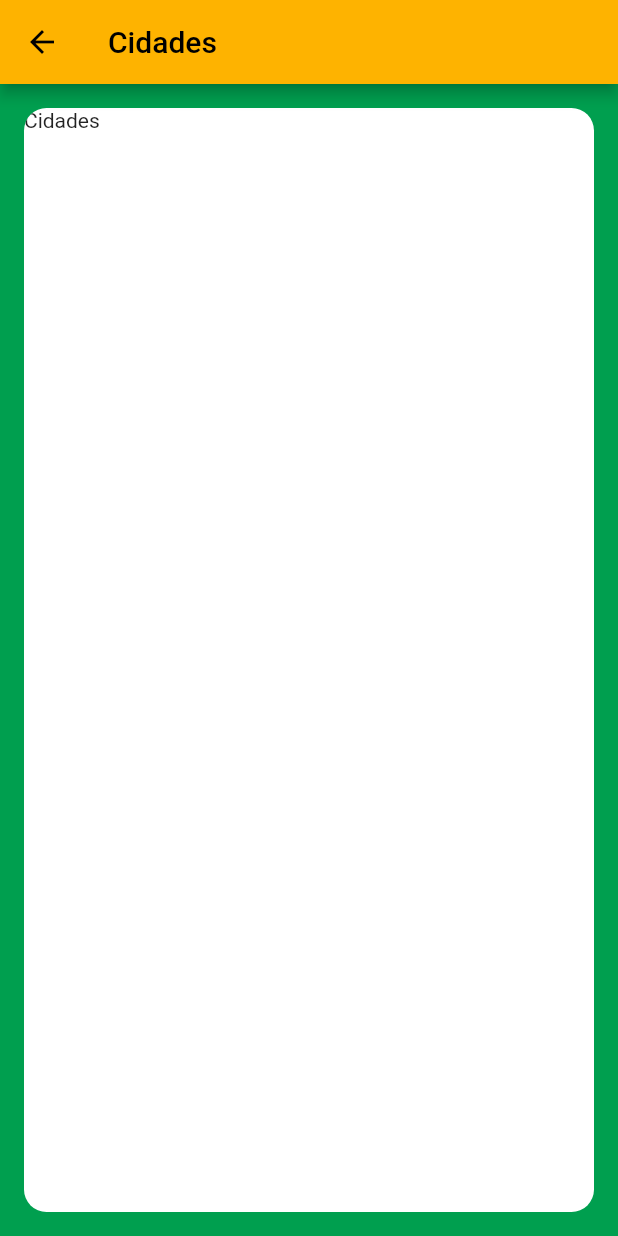
After one commit to nadapps/eleicoes2020, a Flutter app: the States screen opened directly, after a tap on "Acre", on a phone screen of 412 x 824 dp. The commit adds this screen. Run offline on Flutter 3.47's test engine with Material 2 defaults, Android fonts, the light colour scheme and no system bars; network calls fail.

Commit message:
Insert tap in states list item

```diff
--- a/lib/components/Card.dart
+++ b/lib/components/Card.dart
@@ -5,5 +5,8 @@ class Card extends Container {
       : super(
             decoration: BoxDecoration(
                 color: Colors.white, borderRadius: BorderRadius.circular(15)),
-            child: child);
+            child: ClipRRect(
+              child: child,
+              borderRadius: BorderRadius.circular(15),
+            ));
 }
--- a/lib/components/Root.dart
+++ b/lib/components/Root.dart
@@ -1,8 +1,10 @@
 import 'package:flutter/material.dart';
 
 class Root extends Container {
-  Root({Widget child})
+  Root(BuildContext context, {Widget child})
       : super(
+            width: MediaQuery.of(context).size.width,
+            height: MediaQuery.of(context).size.height,
             color: const Color(0xff009F4F),
             child: child,
             padding: EdgeInsets.all(16));
--- /dev/null
+++ b/lib/screens/Cities.dart
@@ -0,0 +1,20 @@
+import 'package:eleicoes2020/components/Card.dart' as card;
+import 'package:eleicoes2020/components/Header.dart';
+import 'package:eleicoes2020/components/Root.dart';
+import 'package:flutter/material.dart';
+
+class Cities extends StatelessWidget {
+  Cities({String state}) {
+    //
+  }
+
+  @override
+  Widget build(BuildContext context) {
+    return Scaffold(
+        appBar: Header(title: "Cidades"),
+        body: Root(context,
+            child: card.Card(
+              child: Text('Cidades'),
+            )));
+  }
+}
--- a/lib/screens/States.dart
+++ b/lib/screens/States.dart
@@ -2,6 +2,7 @@ import 'package:eleicoes2020/components/Card.dart' as card;
 import 'package:eleicoes2020/components/Header.dart';
 import 'package:eleicoes2020/components/Root.dart';
 import 'package:eleicoes2020/constants/states.dart';
+import 'package:eleicoes2020/screens/Cities.dart';
 import 'package:flutter/material.dart';
 
 class States extends StatelessWidget {
@@ -9,7 +10,7 @@ class States extends StatelessWidget {
   Widget build(BuildContext context) {
     return Scaffold(
         appBar: Header(title: "Estados"),
-        body: Root(
+        body: Root(context,
             child: card.Card(
               child: Center(
                 child: ListView(
@@ -17,7 +18,19 @@ class States extends StatelessWidget {
                     var index = states.indexOf(state);
 
                     return Column(children: <Widget>[
-                  ListTile(
+                      Material(
+                          child: (InkWell(
+                              onTap: () {
+                                Navigator.push(
+                                  context,
+                                  MaterialPageRoute(
+                                    builder: (context) => Cities(
+                                      state: state['abrev'],
+                                    ),
+                                  ),
+                                );
+                              },
+                              child: ListTile(
                                 leading: Image.network(
                                   state['flag'],
                                   width: 40,
@@ -28,7 +41,7 @@ class States extends StatelessWidget {
                                   size: 18.0,
                                 ),
                                 title: Text(state['state']),
-                  ),
+                              )))),
                       if (index < states.length - 1)
                         Divider(
                           height: 0,
```
Lines whose indentation alone changed are shown as unchanged.
